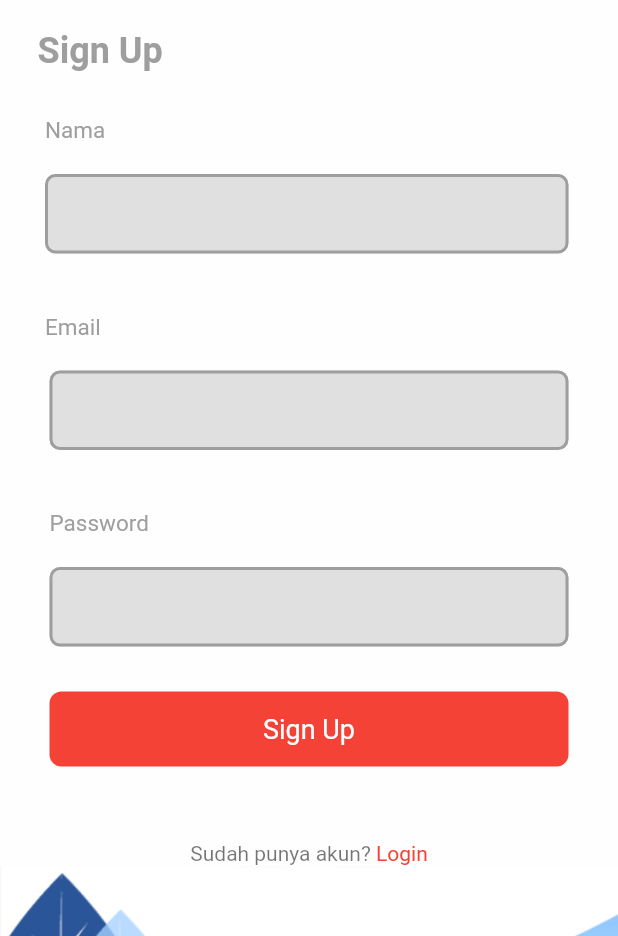
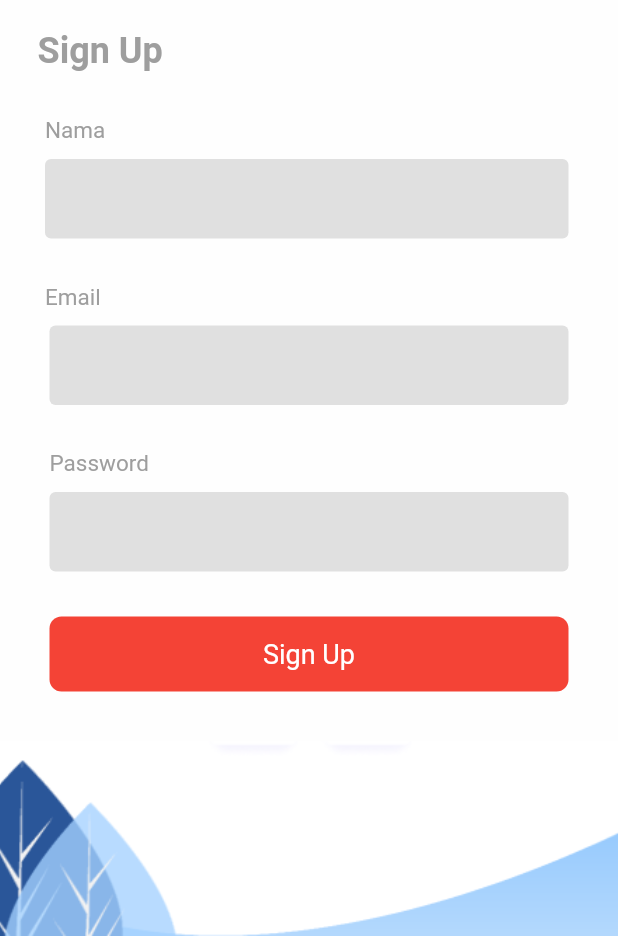
Before and after one commit to dalobarahama/alirandras, a Flutter app: the screen it shows after launch, on a phone screen of 412 x 824 dp, the part 300-1236 px from its top. Run offline on Flutter 3.47's test engine with Material 2 defaults, Android fonts, the phone set to English and light mode, and no system bars; our stand-ins replace cached_network_image, dotted_border, dropdown_search, file_picker, fluttertoast, google_fonts and 4 more.

```diff
--- a/lib/screen/sign_up.dart
+++ b/lib/screen/sign_up.dart
@@ -53,7 +53,9 @@ class _Sign_upState extends State<Sign_up> {
 
   Widget build(BuildContext context) {
     return Scaffold(
-        body: SingleChildScrollView(
+        body: Stack(
+          children: [
+            SingleChildScrollView(
               child: Container(
                 decoration: BoxDecoration(color: Colors.white70),
                 child: Column(
@@ -107,7 +109,7 @@ class _Sign_upState extends State<Sign_up> {
                     ),
                     Padding(
                       padding: const EdgeInsets.only(
-                  left: 30, right: 33, top: 20, bottom: 20),
+                          left: 30, right: 33, top: 10, bottom: 20),
                       child: TextFormField(
                         style: TextStyle(
                           height: 0.8,
@@ -115,25 +117,13 @@ class _Sign_upState extends State<Sign_up> {
                         decoration: InputDecoration(
                           fillColor: Colors.grey[300],
                           filled: true,
-                  focusedBorder: OutlineInputBorder(
-                    borderRadius: BorderRadius.circular(7.0),
-                    borderSide: BorderSide(
-                      color: Colors.blueGrey,
-                    ),
-                  ),
-                  enabledBorder: OutlineInputBorder(
-                    borderRadius: BorderRadius.circular(7.0),
-                    borderSide: BorderSide(
-                      color: Colors.grey,
-                      width: 2.0,
-                    ),
-                  ),
+                          border: OutlineInputBorder(borderSide: BorderSide.none),
                         ),
                         controller: _namaController,
                       ),
                     ),
                     SizedBox(
-              height: 20,
+                      height: 10,
                     ),
                     Padding(
                       padding: const EdgeInsets.only(left: 30),
@@ -152,7 +142,7 @@ class _Sign_upState extends State<Sign_up> {
                     ),
                     Padding(
                       padding: const EdgeInsets.only(
-                  left: 33, right: 33, top: 20, bottom: 20),
+                          left: 33, right: 33, top: 10, bottom: 20),
                       child: TextFormField(
                         style: TextStyle(
                           height: 0.8,
@@ -160,25 +150,13 @@ class _Sign_upState extends State<Sign_up> {
                         decoration: InputDecoration(
                           fillColor: Colors.grey[300],
                           filled: true,
-                  focusedBorder: OutlineInputBorder(
-                    borderRadius: BorderRadius.circular(7.0),
-                    borderSide: BorderSide(
-                      color: Colors.blueGrey,
-                    ),
-                  ),
-                  enabledBorder: OutlineInputBorder(
-                    borderRadius: BorderRadius.circular(7.0),
-                    borderSide: BorderSide(
-                      color: Colors.grey,
-                      width: 2.0,
-                    ),
-                  ),
+                          border: OutlineInputBorder(borderSide: BorderSide.none),
                         ),
                         controller: _emailController,
                       ),
                     ),
                     SizedBox(
-              height: 20,
+                      height: 10,
                     ),
                     Padding(
                       padding: const EdgeInsets.only(left: 33),
@@ -197,7 +175,7 @@ class _Sign_upState extends State<Sign_up> {
                     ),
                     Padding(
                       padding: const EdgeInsets.only(
-                  left: 33, right: 33, top: 20, bottom: 30),
+                          left: 33, right: 33, top: 10, bottom: 30),
                       child: TextFormField(
                         style: TextStyle(
                           height: 0.8,
@@ -206,25 +184,14 @@ class _Sign_upState extends State<Sign_up> {
                         decoration: InputDecoration(
                           fillColor: Colors.grey[300],
                           filled: true,
-                  focusedBorder: OutlineInputBorder(
-                    borderRadius: BorderRadius.circular(7.0),
-                    borderSide: BorderSide(
-                      color: Colors.blueGrey,
-                    ),
-                  ),
-                  enabledBorder: OutlineInputBorder(
-                    borderRadius: BorderRadius.circular(7.0),
-                    borderSide: BorderSide(
-                      color: Colors.grey,
-                      width: 2.0,
-                    ),
-                  ),
+                          border: OutlineInputBorder(borderSide: BorderSide.none),
                         ),
                         controller: _passwordController,
                       ),
                     ),
                     Padding(
-              padding: const EdgeInsets.only(left: 33, right: 33, bottom: 30),
+                      padding:
+                          const EdgeInsets.only(left: 33, right: 33, bottom: 30),
                       child: InkWell(
                         onTap: () {
                           register();
@@ -277,16 +244,21 @@ class _Sign_upState extends State<Sign_up> {
                         ),
                       ],
                     ),
-            Container(
+                  ],
+                ),
+              ),
+            ),
+            Align(
+              alignment: Alignment.bottomCenter,
+              child: Container(
                   width: double.infinity,
-                height: 100,
+                  height: 130,
                   decoration: BoxDecoration(
                       image: DecorationImage(
                           image: AssetImage('assets/images/footer_login.png'),
-                        fit: BoxFit.cover)))
+                          fit: BoxFit.cover))),
+            )
           ],
-        ),
-      ),
         ));
   }
 }
```
Also changed, not shown: lib/screen/log_in.dart (+19 -34 lines), 6 other files. Lines whose indentation alone changed are shown as unchanged.
